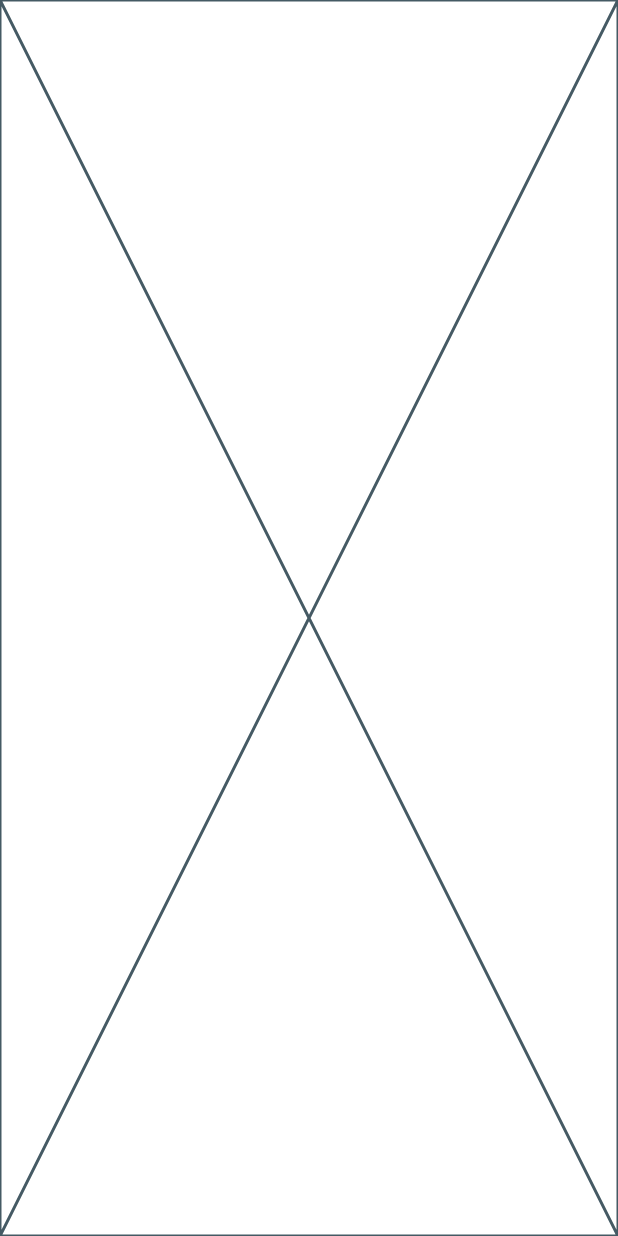
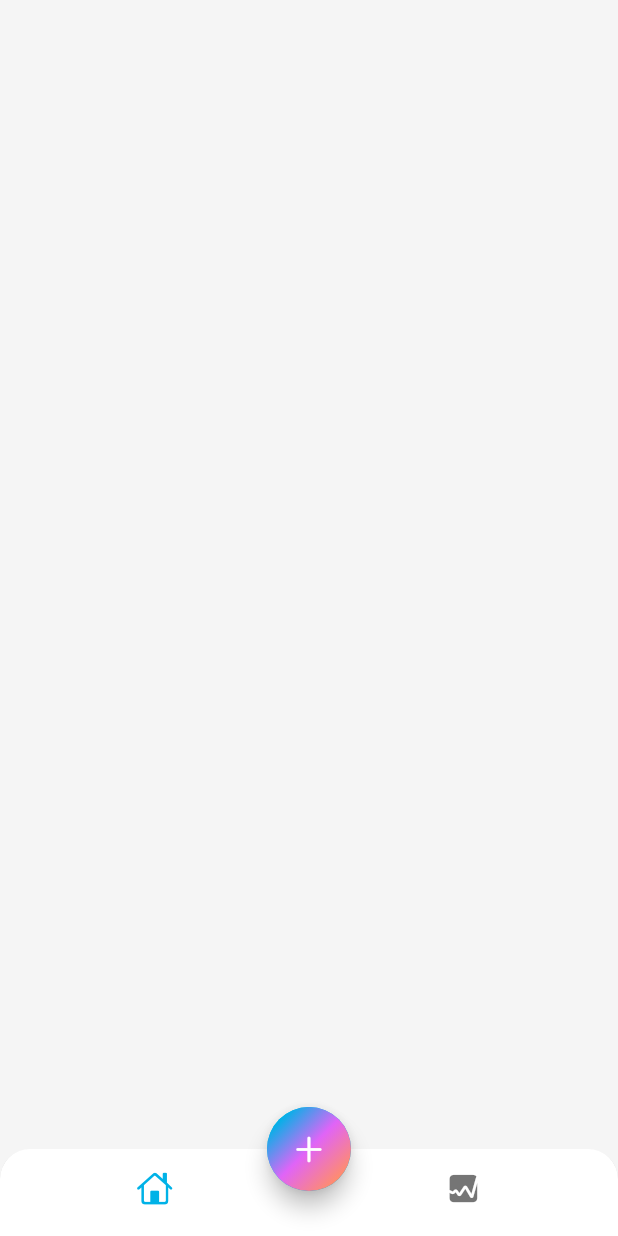
Before and after one commit to dot-ruth/expense-tracker-flutter, a Flutter app: the screen it shows after launch, on a phone screen of 412 x 824 dp. Run offline on Flutter 3.47's test engine with Material 3 defaults, Android fonts, the phone set to English and light mode, and no system bars.

Commit message:
FEAT|#3| Implemented bottom navigation

```diff
--- a/expense_tracker/lib/screens/home/views/home_screen.dart
+++ b/expense_tracker/lib/screens/home/views/home_screen.dart
@@ -1,3 +1,6 @@
+import 'dart:math';
+
+import 'package:flutter/cupertino.dart';
 import 'package:flutter/material.dart';
 
 class HomeScreen extends StatelessWidget {
@@ -5,6 +8,41 @@ class HomeScreen extends StatelessWidget {
 
   @override
   Widget build(BuildContext context) {
-    return const Placeholder();
+    return Scaffold(
+      appBar:AppBar(),
+      bottomNavigationBar: ClipRRect(
+        borderRadius: BorderRadius.vertical(
+          top: Radius.circular(20),
+        ),
+        child: BottomNavigationBar(
+        backgroundColor: Colors.white,
+        showSelectedLabels: false,
+        showUnselectedLabels: false,
+        elevation: 3,
+        items:const [
+        BottomNavigationBarItem(icon: Icon(CupertinoIcons.home),label:'Home'),
+        BottomNavigationBarItem(icon: Icon(CupertinoIcons.graph_square_fill),label:'Stats'),
+      ])),
+      floatingActionButtonLocation: FloatingActionButtonLocation.centerDocked,
+      floatingActionButton: FloatingActionButton(
+        onPressed: () {},
+        shape: const CircleBorder(),
+        child: Container(
+          height: 60,
+          width: 60,
+          decoration: BoxDecoration(
+          shape: BoxShape.circle,
+          gradient: LinearGradient(
+            colors: [
+              Theme.of(context).colorScheme.primary,
+              Theme.of(context).colorScheme.secondary,
+              Theme.of(context).colorScheme.tertiary,
+            ],
+            transform:const GradientRotation(pi / 4),
+            )
+        ) ,
+        child: const Icon(CupertinoIcons.add),
+        )),
+    );
   }
 }
```
